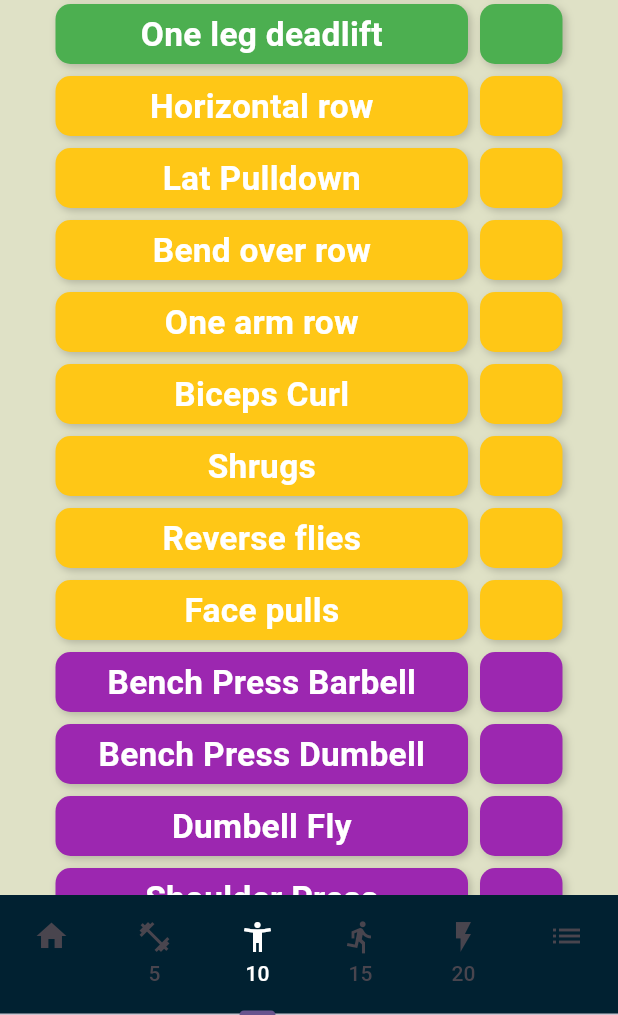
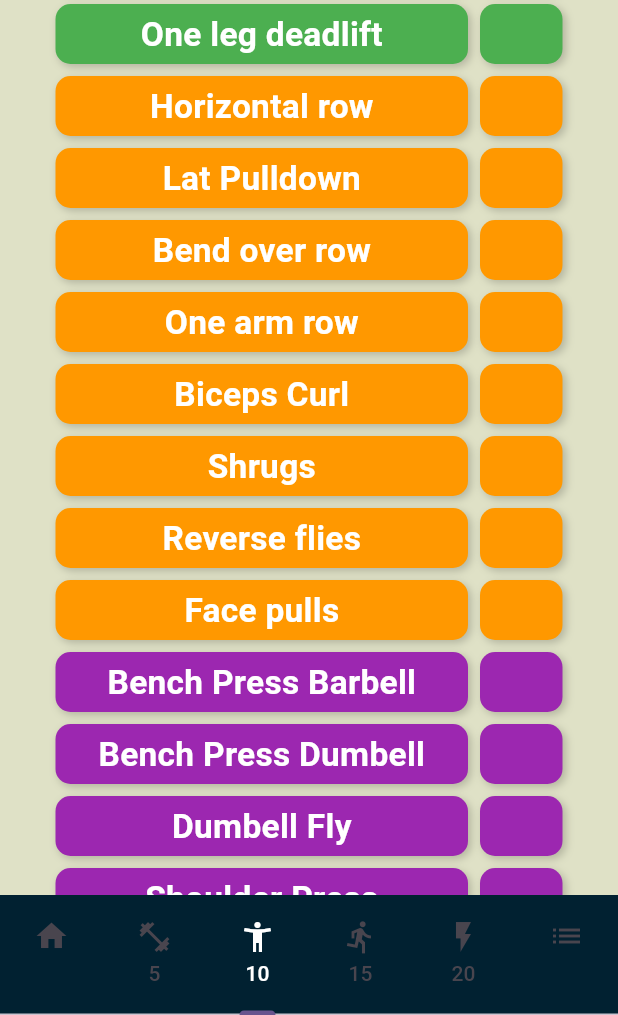
Before and after one commit to lukasvdijk/BerkSports, a Flutter app: the screen it shows after launch, item 3 of the bottom bar chosen, scrolled down 576 dp, on a phone screen of 412 x 824 dp, the part 221-1236 px from its top. Run offline on Flutter 3.47's test engine with Material 3 defaults, Android fonts, the phone set to English and light mode, and no system bars; our stand-ins replace shared_preferences.

Commit message:
no message

```diff
--- a/lib/main.dart
+++ b/lib/main.dart
@@ -95,7 +95,7 @@ class _MyHomePageState extends State<MyHomePage> with SingleTickerProviderStateM
     children: [
       AppBar(
         title: Text(widget.title),
-        toolbarHeight: 50.0,
+        toolbarHeight: 100.0,
         actions: [
           IconButton(
             icon: Icon(Icons.home),
@@ -114,7 +114,7 @@ class _MyHomePageState extends State<MyHomePage> with SingleTickerProviderStateM
             height: 50.0, // Adjust the height as needed
             decoration: BoxDecoration(
               image: DecorationImage(
-                image: AssetImage('/Users/lukasvandijk/dev/BerkSports/berksports/logo_breed.png'),
+                image: AssetImage('assets/images/logo_breed.png'),
                 fit: BoxFit.fitHeight,
               ),
             ),
--- a/lib/massa.dart
+++ b/lib/massa.dart
@@ -57,14 +57,14 @@ class _MassaState extends State<Massa> {
       {'exercise': 'Back extension', 'value': overlayData['Back extension'] ?? '', 'color': Colors.green, 'category': 'Onderrug'},
       {'exercise': 'Deadlift Pullthrough', 'value': overlayData['Deadlift Pullthrough'] ?? '', 'color': Colors.green, 'category': 'Onderrug'},
       {'exercise': 'One leg deadlift', 'value': overlayData['One leg deadlift'] ?? '', 'color': Colors.green, 'category': 'Onderrug'},
-      {'exercise': 'Horizontal row', 'value': overlayData['Horizontal row'] ?? '', 'color': Color(0xFFFFC716), 'category': 'Bovenrug'},
-      {'exercise': 'Lat Pulldown', 'value': overlayData['Lat Pulldown'] ?? '', 'color': Color(0xFFFFC716), 'category': 'Bovenrug'},
-      {'exercise': 'Bend over row', 'value': overlayData['Bend over row'] ?? '', 'color': Color(0xFFFFC716), 'category': 'Bovenrug'},
-      {'exercise': 'One arm row', 'value': overlayData['One arm row'] ?? '', 'color': Color(0xFFFFC716), 'category': 'Bovenrug'},
-      {'exercise': 'Biceps Curl', 'value': overlayData['Biceps Curl'] ?? '', 'color': Color(0xFFFFC716), 'category': 'Bovenrug'},
-      {'exercise': 'Shrugs', 'value': overlayData['Shrugs'] ?? '', 'color': Color(0xFFFFC716), 'category': 'Bovenrug'},
-      {'exercise': 'Reverse flies', 'value': overlayData['Reverse flies'] ?? '', 'color': Color(0xFFFFC716), 'category': 'Bovenrug'},
-      {'exercise': 'Face pulls', 'value': overlayData['Face pulls'] ?? '', 'color': Color(0xFFFFC716), 'category': 'Bovenrug'},
+      {'exercise': 'Horizontal row', 'value': overlayData['Horizontal row'] ?? '', 'color': Colors.orange, 'category': 'Bovenrug'},
+      {'exercise': 'Lat Pulldown', 'value': overlayData['Lat Pulldown'] ?? '', 'color': Colors.orange, 'category': 'Bovenrug'},
+      {'exercise': 'Bend over row', 'value': overlayData['Bend over row'] ?? '', 'color': Colors.orange, 'category': 'Bovenrug'},
+      {'exercise': 'One arm row', 'value': overlayData['One arm row'] ?? '', 'color': Colors.orange, 'category': 'Bovenrug'},
+      {'exercise': 'Biceps Curl', 'value': overlayData['Biceps Curl'] ?? '', 'color': Colors.orange, 'category': 'Bovenrug'},
+      {'exercise': 'Shrugs', 'value': overlayData['Shrugs'] ?? '', 'color': Colors.orange, 'category': 'Bovenrug'},
+      {'exercise': 'Reverse flies', 'value': overlayData['Reverse flies'] ?? '', 'color': Colors.orange, 'category': 'Bovenrug'},
+      {'exercise': 'Face pulls', 'value': overlayData['Face pulls'] ?? '', 'color': Colors.orange, 'category': 'Bovenrug'},
       {'exercise': 'Bench Press Barbell', 'value': overlayData['Bench Press Barbell'] ?? '', 'color': Colors.purple, 'category': 'Borst'},
       {'exercise': 'Bench Press Dumbell', 'value': overlayData['Bench Press Dumbell'] ?? '', 'color': Colors.purple, 'category': 'Borst'},
       {'exercise': 'Dumbell Fly', 'value': overlayData['Dumbell Fly'] ?? '', 'color': Colors.purple, 'category': 'Borst'},
@@ -105,7 +105,7 @@ class _MassaState extends State<Massa> {
               mainAxisAlignment: MainAxisAlignment.center,
               children: [
                 buildFilterButton('Onderrug / Hamstrings', Colors.green),
-                buildFilterButton('Bovenrug / Biceps', Color(0xFFFFC716)),
+                buildFilterButton('Bovenrug / Biceps', Colors.orange),
               ],
             ),
             Container(
@@ -336,7 +336,7 @@ void _showOverlay(String exerciseId, int repetitions) async {
     builder: (BuildContext context) {
       // The rest of the dialog setup remains the same
       return AlertDialog(
-        title: Text('Hey, lekker bezig jij!'),
+        title: Text('Mag het een kilootje meer zijn?'),
         content: Column(
           mainAxisSize: MainAxisSize.min,
           children: [
```
Also changed, not shown: lib/maximaalkracht.dart (+10 -10 lines), lib/snelheid.dart (+10 -10 lines), lib/uithouding.dart (+10 -10 lines), pubspec.yaml (+13 -75 lines), logo.png (deleted), logo_breed.png (deleted), pubspec.lock, 22 other files.
